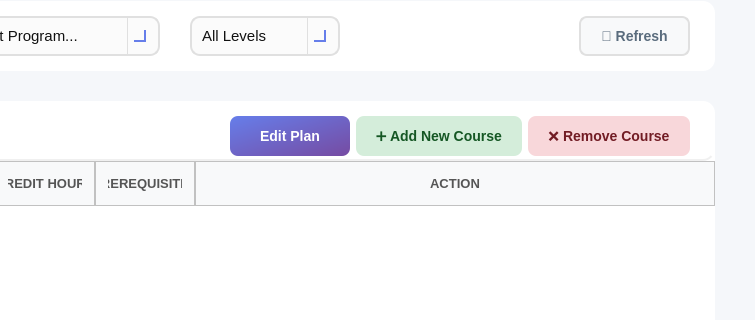
Above: app_ui/admin_ui/submenus_ui/program_plans.ui from Yasser-Daffa/ECE-Course-Registeration before the change; both pictures show x 445 to 1200 and y 101 to 421 of the 1200 by 858 pixel window. Below: the same form after it.
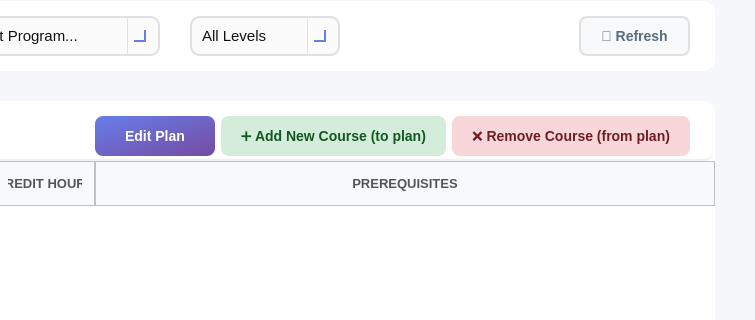
That is the form after the change. Icons and pictures are not drawn.

Commit message: show info box in class_plan

```diff
--- a/app_ui/admin_ui/submenus_ui/program_plans.ui
+++ b/app_ui/admin_ui/submenus_ui/program_plans.ui
@@ -605,7 +605,7 @@
 }</string>
            </property>
            <property name="text">
-            <string>➕ Add New Course</string>
+            <string>➕ Add New Course (to plan)</string>
            </property>
           </widget>
          </item>
@@ -647,7 +647,7 @@
 }</string>
            </property>
            <property name="text">
-            <string>❌ Remove Course</string>
+            <string>❌ Remove Course (from plan)</string>
            </property>
           </widget>
          </item>
@@ -828,11 +828,6 @@
           <string>PREREQUISITES</string>
          </property>
         </column>
-        <column>
-         <property name="text">
-          <string>ACTION</string>
-         </property>
-        </column>
        </widget>
       </item>
      </layout>
```
Left out of the diff: 3 changed lines with no effect on the pictures. The commit also changes 4 other files.
